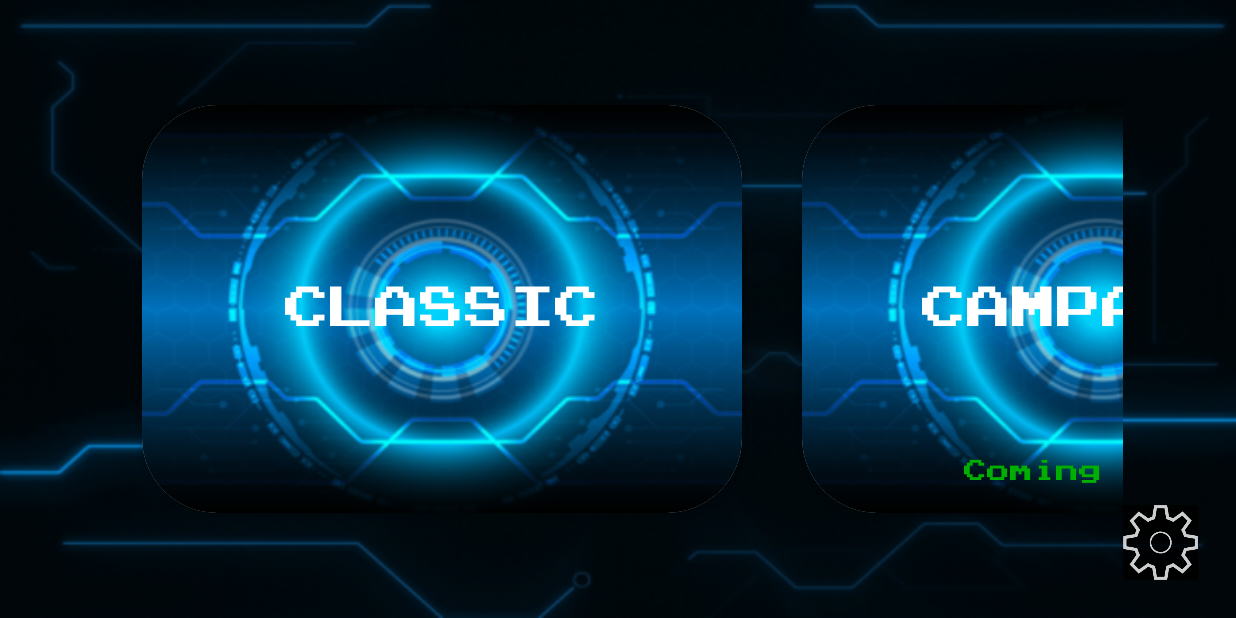
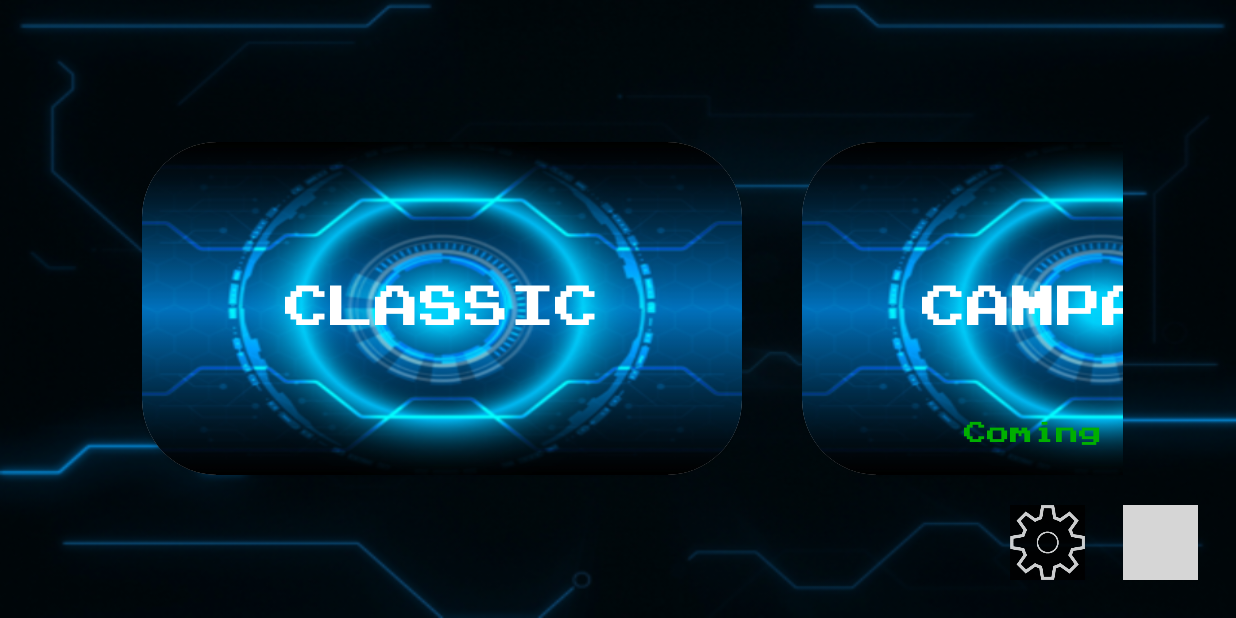
Before and after one commit to xilinchou/TankBattle, an Android app: the screen it shows after launch (TankTypeActivity), on a phone screen of 824 x 412 dp (held sideways). Run offline under Robolectric (Android 15) with nearby library versions, the phone set to English and light mode, and no system bars; Roboto replaces fonts that are not available here; grey boxes are pictures that could not be loaded.

Commit message:
added exit button

```diff
--- a/app/src/main/java/com/gamecentre/tankbattle/tank/TankTypeActivity.java
+++ b/app/src/main/java/com/gamecentre/tankbattle/tank/TankTypeActivity.java
@@ -39,6 +39,15 @@ public class TankTypeActivity extends AppCompatActivity {
                     public void onClick(View view) {
                         SoundManager.playSound(Sounds.TANK.CLICK);
                         openSettings(view);
+                    }
+                });
+
+        this.findViewById(R.id.exitBtn)
+                .setOnClickListener(new View.OnClickListener() {
+                    @Override
+                    public void onClick(View view) {
+                        SoundManager.playSound(Sounds.TANK.CLICK);
+                        finishAffinity();
                     }
                 });
 
@@ -85,11 +94,7 @@ public class TankTypeActivity extends AppCompatActivity {
 
         startService(new Intent(TankTypeActivity.this, TimerBroadcastService.class));
 
-//        loadSounds();
         loadSoundSettings();
-
-//        SoundManager.playSound(Sounds.TANK.FIGHT_SCENE1);
-//        SoundManager.playSound(Sounds.TANK.CLICK);
     }
 
     View.OnClickListener onClickListener = new View.OnClickListener() {
@@ -110,9 +115,6 @@ public class TankTypeActivity extends AppCompatActivity {
 //                startActivity(i);
 //                finish();
             }
-//            else if (id == R.id.construct) {
-//                //TODO
-//            }
         }
     };
 
@@ -138,45 +140,4 @@ public class TankTypeActivity extends AppCompatActivity {
 
         SoundManager.enableSound(sound);
     }
-
-//    private void loadSounds() {
-//        SoundManager.getInstance();
-//        SoundManager.initSounds(this);
-//        int[] sounds = {
-//                R.raw.tnkbackground,
-//                R.raw.tnkbonus,
-//                R.raw.tnkbrick,
-//                R.raw.tnkexplosion,
-//                R.raw.tnkfire,
-//                R.raw.tnkgameover,
-//                R.raw.tnkgamestart,
-//                R.raw.tnkscore,
-//                R.raw.tnksteel,
-//                R.raw.tnkpowerup,
-//                R.raw.tnkpause,
-//                R.raw.tnkearn_gold,
-//                R.raw.tnkbuy_item,
-//                R.raw.tnk1up,
-//                R.raw.tnkslide,
-//                R.raw.tnkfindgold,
-//                R.raw.tnkbomb,
-//                R.raw.tnkdropbomb,
-//                R.raw.tnkclick,
-//                R.raw.tnkclick2,
-//                R.raw.tnkclick3,
-//                R.raw.tnkconnect,
-//
-//                R.raw.tnk_hve,
-//                R.raw.tnk_gamebkgnd,
-//                R.raw.tnk_fightscene1,
-//                R.raw.tnk_fightscene2,
-//                R.raw.tnk_fightscene3,
-//                R.raw.tnk_fightscene4,
-//                R.raw.tnk_fightscene5,
-//                R.raw.tnk_fightscene6,
-//                R.raw.tnk_fightscene7,
-//
-//        };
-//        SoundManager.loadSounds(sounds);
-//    }
 }
--- a/app/src/main/res/layout/activity_tank_type.xml
+++ b/app/src/main/res/layout/activity_tank_type.xml
@@ -14,9 +14,9 @@
         <RelativeLayout
             android:layout_width="match_parent"
             android:layout_height="match_parent"
-            android:layout_marginTop="100dp"
+            android:layout_centerInParent="true"
             android:layout_marginStart="150sp"
-            android:layout_centerInParent="true">
+            android:layout_marginTop="150dp">
 
             <HorizontalScrollView
                 android:layout_width="match_parent"
@@ -96,11 +96,11 @@
                                     android:layout_width="wrap_content"
                                     android:layout_height="wrap_content"
                                     android:layout_alignParentBottom="true"
+                                    android:layout_centerHorizontal="true"
+                                    android:layout_marginBottom="20dp"
                                     android:text="Coming soon!"
                                     android:textColor="@color/green"
-                                    android:textSize="15sp"
-                                    android:layout_marginBottom="20dp"
-                                    android:layout_centerHorizontal="true"/>
+                                    android:textSize="15sp" />
                             </RelativeLayout>
 
                         </androidx.cardview.widget.CardView>
@@ -141,19 +141,31 @@
             </HorizontalScrollView>
 
 
-
         </RelativeLayout>
     </RelativeLayout>
+
+    <Button
+        android:id="@+id/exitBtn"
+        android:layout_width="50dp"
+        android:layout_height="50dp"
+        android:layout_alignParentBottom="true"
+        android:layout_alignParentEnd="true"
+        android:layout_marginEnd="25dp"
+        android:layout_marginBottom="25dp"
+        android:alpha="0.8"
+        android:background="@drawable/exit_btn" />
 
     <Button
         android:id="@+id/settingsBtn"
         android:layout_width="50dp"
         android:layout_height="50dp"
-        android:layout_alignParentEnd="true"
+        android:layout_toStartOf="@+id/exitBtn"
         android:layout_alignParentBottom="true"
         android:layout_marginEnd="25dp"
         android:layout_marginBottom="25dp"
-        android:background="@drawable/settings2"
-        android:alpha="0.8"/>
+        android:alpha="0.8"
+        android:background="@drawable/settings2" />
+
+
 
 </RelativeLayout>
```
Lines whose indentation alone changed are shown as unchanged.
